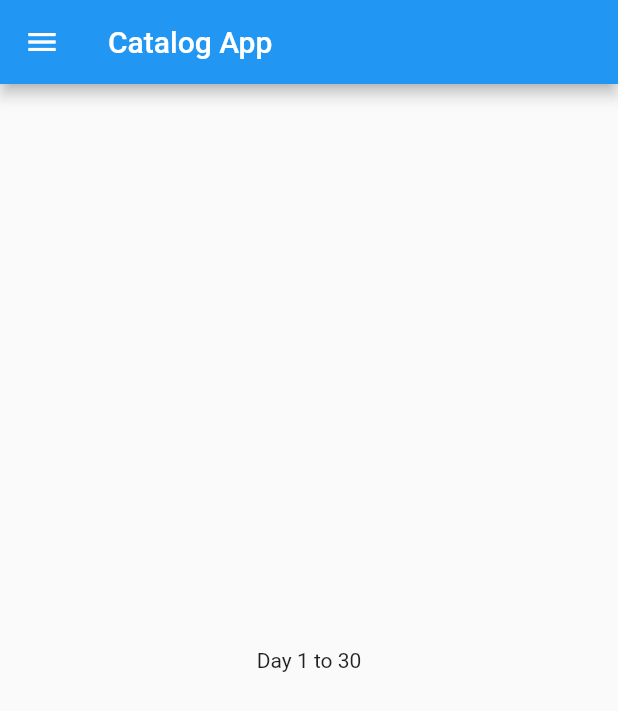
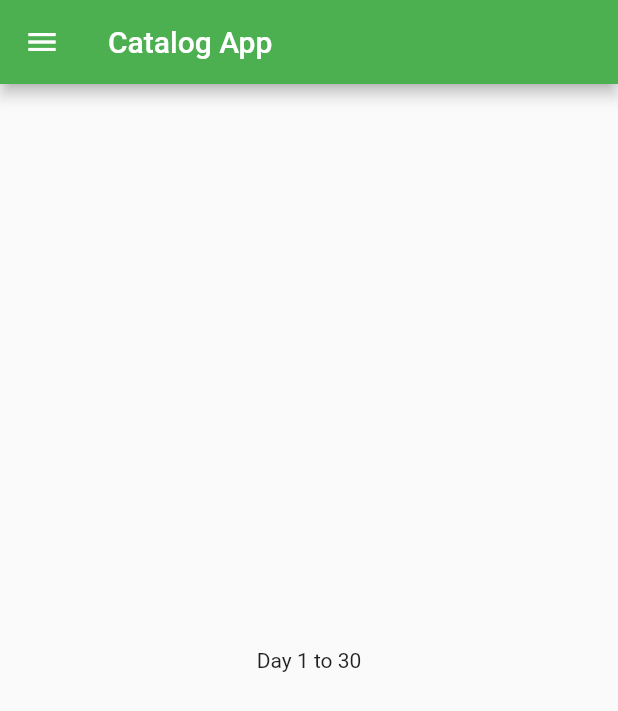
Before and after one commit to tanbirahammad/30daysofFluuter, a Flutter app: the screen it shows after launch, on a phone screen of 412 x 824 dp. Shown: the top 711 px of the screen. Run offline on Flutter 3.47's test engine with Material 2 defaults, Android fonts, the phone set to English and light mode, and no system bars.

Commit message:
Day-3 completed

```diff
--- a/lib/main.dart
+++ b/lib/main.dart
@@ -1,6 +1,7 @@
 import 'package:flutter/material.dart';
 
-import 'home_page.dart';
+import 'pages/home_page.dart';
+import 'pages/login_page.dart';
 
 void main(){
   runApp(myApp());
@@ -13,8 +14,24 @@ class myApp extends StatelessWidget {
 
   @override
   Widget build(BuildContext context) {
+
     return MaterialApp(
-      home:Homepage(),
+
+     themeMode: ThemeMode.light,
+     theme: ThemeData(
+       primarySwatch: Colors.green
+     ),
+     darkTheme: ThemeData(
+       brightness: Brightness.dark
+     ),
+     initialRoute: "/home",
+     routes: {
+       "/":(context) => LoginPage(),
+       "/home":(context) =>Homepage(),
+     },
+
     );
   }
+
+
 }
```
Also changed, not shown: lib/pages/login_page.dart (added, +17 -0 lines), lib/pages/home_page.dart (renamed from lib/home_page.dart).
